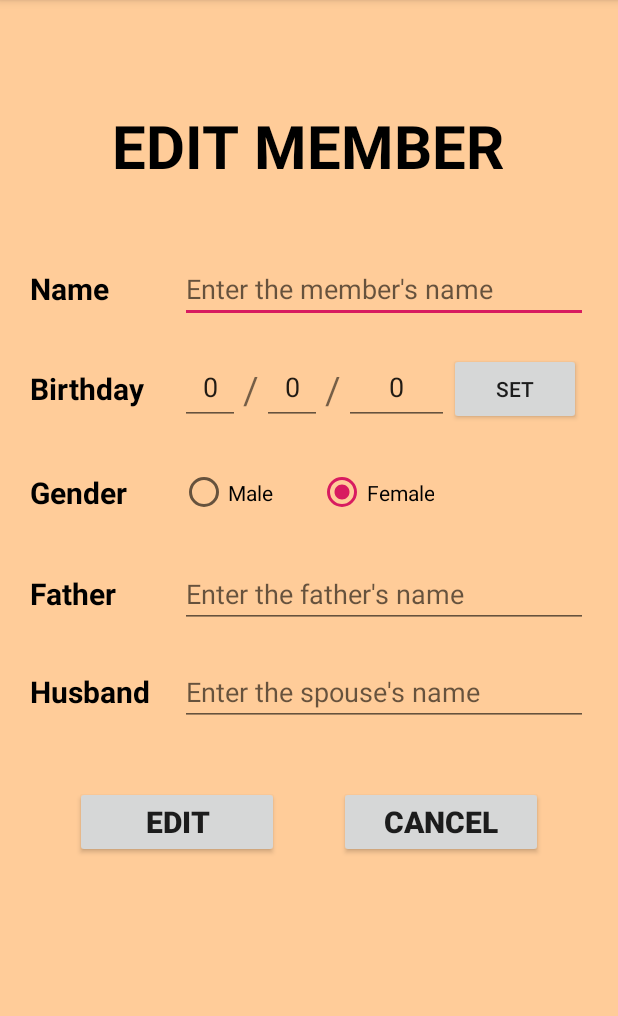
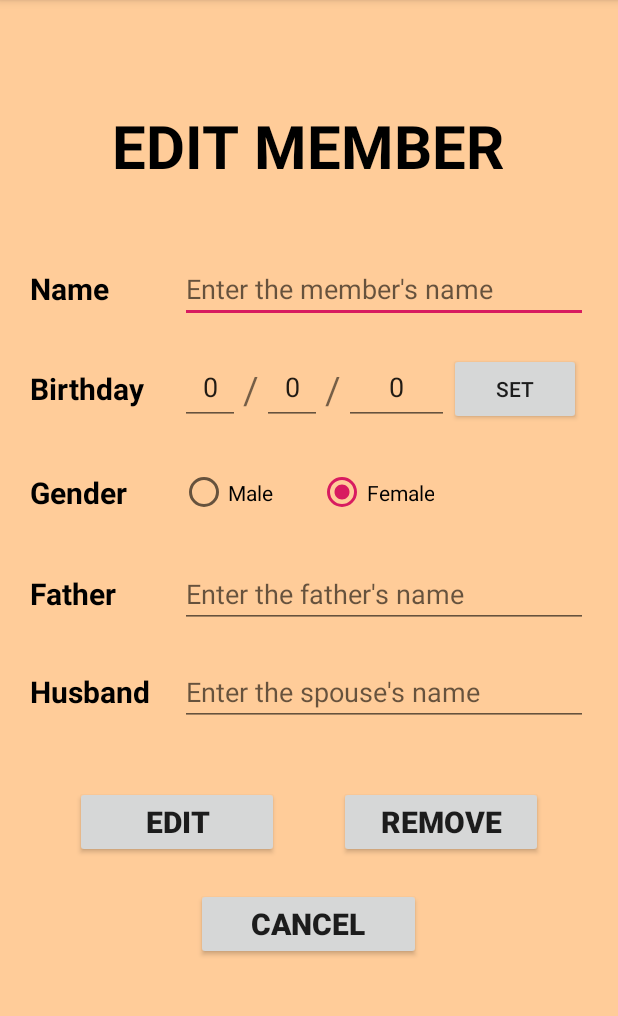
Before and after one commit to nguyenvietngocquang/Family-Tree, an Android app: the EditMemberActivity screen opened directly, with no data from a screen before it, on a phone screen of 412 x 824 dp, the part 84-1100 px from its top. Run offline under Robolectric (Android 15) with nearby library versions, the phone set to English and light mode, and no system bars; libraries missing offline, so code that uses them is left out: de.blox.graphview; 14 statements that could not run were skipped.

Commit message:
Remove Member function

```diff
--- a/app/src/main/java/com/example/familytree/list_member/ListMemberActivity.java
+++ b/app/src/main/java/com/example/familytree/list_member/ListMemberActivity.java
@@ -37,6 +37,9 @@ public class ListMemberActivity extends AppCompatActivity implements SearchView.
         if (intent.hasExtra("edit_member")) {
             list = (ArrayList<Member>) getIntent().getSerializableExtra("edit_member");
             Toast.makeText(ListMemberActivity.this, "Edit member successfully!", Toast.LENGTH_LONG).show();
+        } else if (intent.hasExtra("remove_member")) {
+            list = (ArrayList<Member>) getIntent().getSerializableExtra("remove_member");
+            Toast.makeText(ListMemberActivity.this, "Remove member successfully!", Toast.LENGTH_LONG).show();
         } else if (intent.hasExtra("list_member")) {
             list = (ArrayList<Member>) getIntent().getSerializableExtra("list_member");
         }
--- a/app/src/main/res/layout/activity_edit_member.xml
+++ b/app/src/main/res/layout/activity_edit_member.xml
@@ -207,10 +207,12 @@
     </LinearLayout>
 
     <LinearLayout
+        android:id="@+id/ll_button"
         android:layout_width="match_parent"
         android:layout_height="wrap_content"
         android:layout_below="@+id/ll_edit_spouse"
-        android:layout_marginVertical="30dp"
+        android:layout_marginTop="30dp"
+        android:layout_marginBottom="20dp"
         android:orientation="horizontal">
 
         <Button
@@ -226,16 +228,27 @@
             android:textStyle="bold" />
 
         <Button
-            android:id="@+id/btn_edit_cancel"
+            android:id="@+id/btn_edit_remove"
             android:layout_width="150dp"
             android:layout_height="wrap_content"
             android:layout_marginStart="20dp"
             android:layout_marginEnd="50dp"
             android:layout_weight="1"
             android:gravity="center"
-            android:text="Cancel"
+            android:text="Remove"
             android:textSize="20sp"
             android:textStyle="bold" />
     </LinearLayout>
 
+    <Button
+        android:id="@+id/btn_edit_cancel"
+        android:layout_width="150dp"
+        android:layout_height="wrap_content"
+        android:layout_below="@id/ll_button"
+        android:layout_centerHorizontal="true"
+        android:gravity="center"
+        android:text="Cancel"
+        android:textSize="20sp"
+        android:textStyle="bold" />
+
 </RelativeLayout>
```
Also changed, not shown: app/src/main/java/com/example/familytree/list_member/EditMemberActivity.java (+44 -0 lines).
